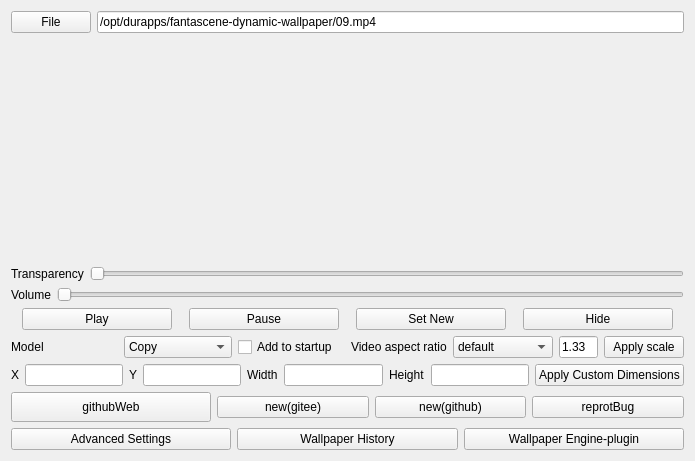
Old version of the form settingwindow.ui in the repository dependon/fantascene-dynamic-wallpaper.
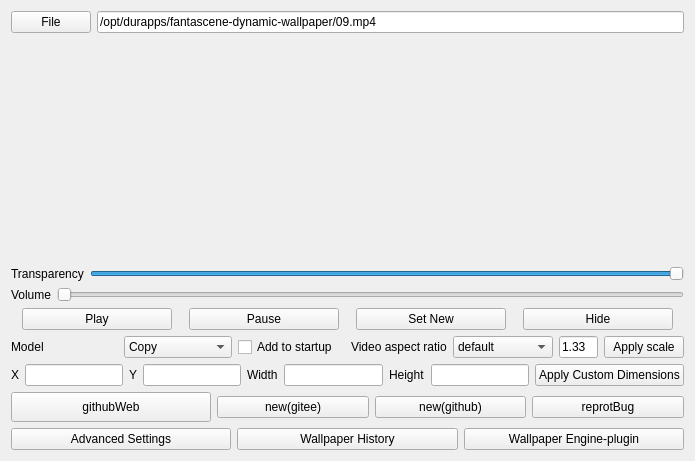
New version of the form.

Commit message:
fix: 增加设置透明度选项
Description:

Log:
Bug:
Issue:
Task:

```diff
--- a/settingwindow.ui
+++ b/settingwindow.ui
@@ -106,6 +106,15 @@
      </item>
      <item>
       <widget class="QSlider" name="tansparency_slider">
+       <property name="minimum">
+        <number>1</number>
+       </property>
+       <property name="maximum">
+        <number>100</number>
+       </property>
+       <property name="value">
+        <number>100</number>
+       </property>
        <property name="orientation">
         <enum>Qt::Horizontal</enum>
        </property>
```
The commit also changes 2 other files.
